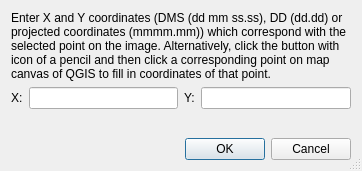
First picture: the form in qgis/src/plugins/georeferencer/qgsmapcoordsdialogbase.ui, repository sourcepole/qgis, before the edit.
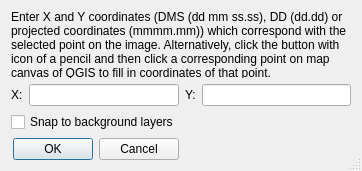
Second picture: the form after the edit.

Commit message: Patch #2633 by mhugent: adds "snap to background" option when taking gcp coordinates from main canvas.

```diff
--- a/qgis/src/plugins/georeferencer/qgsmapcoordsdialogbase.ui
+++ b/qgis/src/plugins/georeferencer/qgsmapcoordsdialogbase.ui
@@ -55,7 +55,14 @@
      </item>
     </layout>
    </item>
-   <item row="2" column="0" colspan="2">
+   <item row="2" column="0">
+    <widget class="QCheckBox" name="mSnapToBackgroundLayerBox">
+     <property name="text">
+      <string>Snap to background layers</string>
+     </property>
+    </widget>
+   </item>
+   <item row="3" column="0">
     <widget class="QDialogButtonBox" name="buttonBox">
      <property name="standardButtons">
       <set>QDialogButtonBox::Cancel|QDialogButtonBox::Ok</set>
```
The commit also changes 1 other file.
